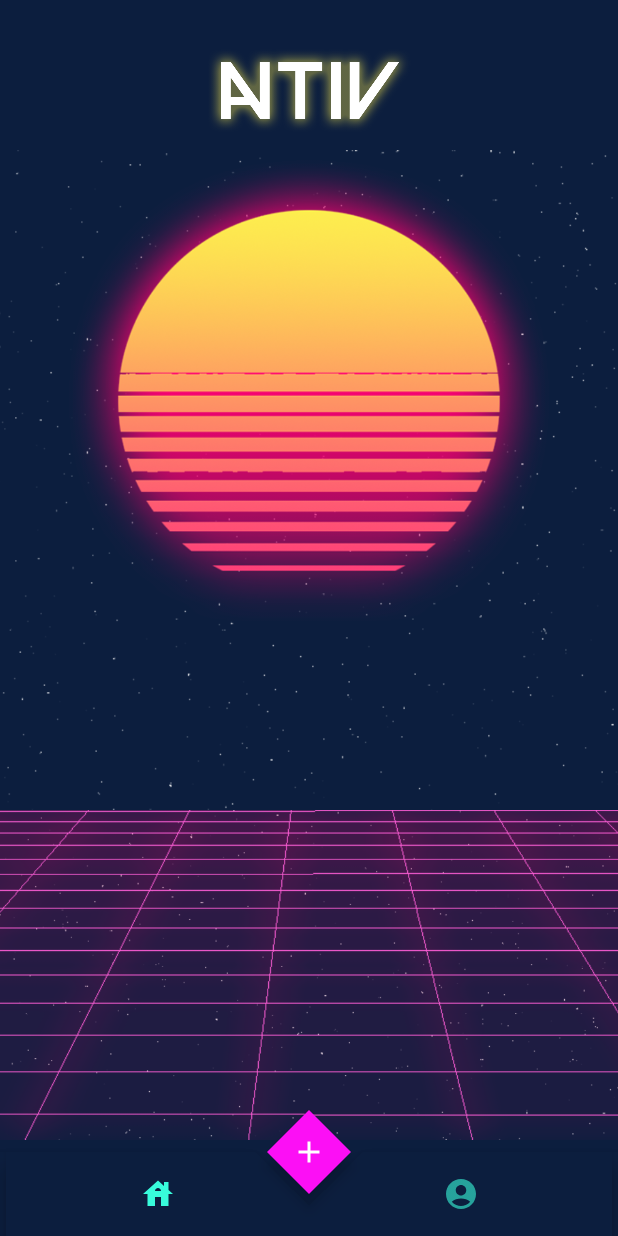
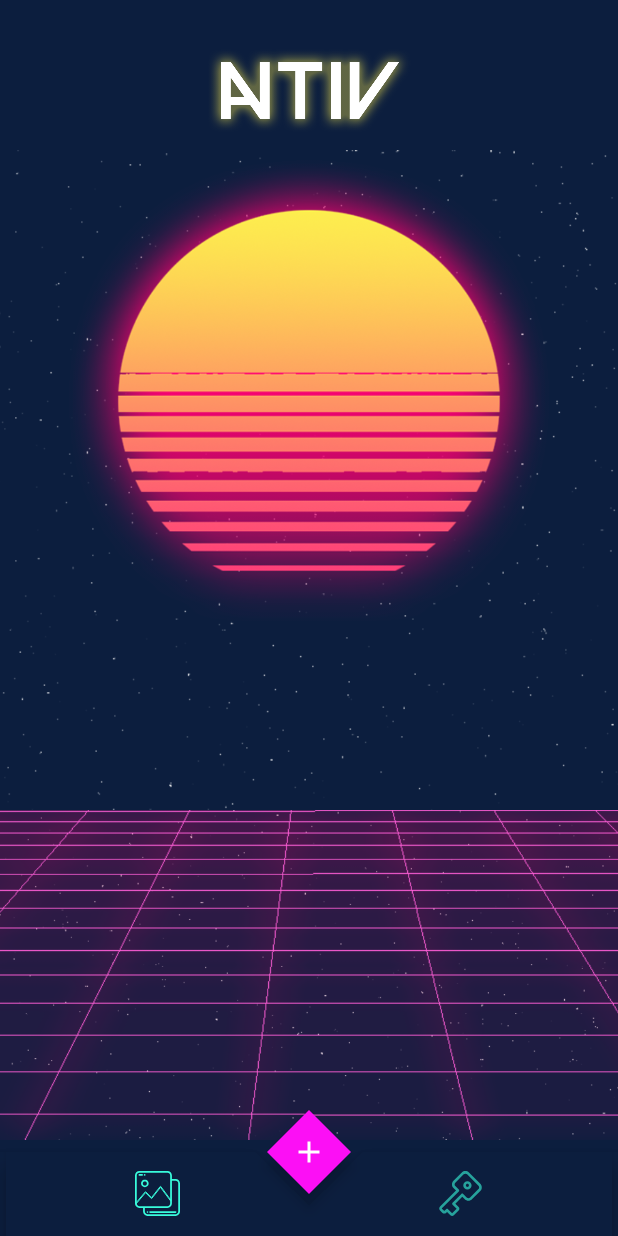
Before and after one commit to creativedrewy/NATIV, an Android app built with Jetpack Compose: the screen it shows after launch (MainActivity), on a phone screen of 412 x 824 dp. Run offline under Robolectric (Android 15) with nearby library versions, the phone set to English and light mode, and no system bars; our stand-ins replace Dagger/Hilt's generated code, Room's generated code; libraries missing offline, so code that uses them is left out: com.google.accompanist.glide, com.google.android.filament, com.solana.core, com.solana.vendor, org.bitcoinj.core; 2 statements that could not run were skipped.

Commit message:
Bring in correct icons src and drawables.

```diff
--- a/app/src/main/java/com/creativedrewy/nativ/activity/MainActivity.kt
+++ b/app/src/main/java/com/creativedrewy/nativ/activity/MainActivity.kt
@@ -202,7 +202,10 @@ fun BottomNavigationContents(
         BottomNavigationItem(
             icon = {
                 Icon(
-                    imageVector = Icons.Filled.House,
+                    modifier = Modifier.size(30.dp),
+                    painter = painterResource(
+                        id = R.drawable.ic_gallery_icon_src
+                    ),
                     contentDescription = "Gallery"
                 )
             },
@@ -220,7 +223,10 @@ fun BottomNavigationContents(
         BottomNavigationItem(
             icon = {
                 Icon(
-                    imageVector = Icons.Filled.AccountCircle,
+                    modifier = Modifier.size(30.dp),
+                    painter = painterResource(
+                        id = R.drawable.ic_keys_icon_src
+                    ),
                     contentDescription = "Addresses"
                 )
             },
--- /dev/null
+++ b/app/src/main/res/drawable/ic_gallery_icon_src.xml
@@ -0,0 +1,33 @@
+<vector xmlns:android="http://schemas.android.com/apk/res/android"
+    android:width="512dp"
+    android:height="512dp"
+    android:viewportWidth="512"
+    android:viewportHeight="512">
+  <path
+      android:fillColor="#FF000000"
+      android:pathData="M462,92h-42V50c0,-27.6 -22.4,-50 -50,-50H50C22.4,0 0,22.4 0,50v320c0,27.6 22.4,50 50,50h42v42c0,27.6 22.4,50 50,50h320c27.6,0 50,-22.4 50,-50V142C512,114.4 489.6,92 462,92zM50,400c-16.5,0 -30,-13.5 -30,-30V50c0,-16.5 13.5,-30 30,-30h320c16.5,0 30,13.5 30,30v320c0,16.5 -13.5,30 -30,30H50zM492,462c0,16.5 -13.5,30 -30,30H142c-16.5,0 -30,-13.5 -30,-30v-42h258c27.6,0 50,-22.4 50,-50V112h42c16.5,0 30,13.5 30,30V462z"/>
+  <path
+      android:fillColor="#FF000000"
+      android:pathData="M142.2,457H142c-5.5,0 -10,4.5 -10,10s4.5,10 10,10h0.3c5.5,0 10,-4.5 10,-10S147.8,457 142.2,457z"/>
+  <path
+      android:fillColor="#FF000000"
+      android:pathData="M462,457H171c-5.5,0 -10,4.5 -10,10s4.5,10 10,10h291c5.5,0 10,-4.5 10,-10S467.5,457 462,457z"/>
+  <path
+      android:fillColor="#FF000000"
+      android:pathData="M110,35h-0.3c-5.5,0 -10,4.5 -10,10s4.5,10 10,10h0.3c5.5,0 10,-4.5 10,-10S115.6,35 110,35z"/>
+  <path
+      android:fillColor="#FF000000"
+      android:pathData="M81,35H50c-5.5,0 -10,4.5 -10,10s4.5,10 10,10h31c5.5,0 10,-4.5 10,-10S86.6,35 81,35z"/>
+  <path
+      android:pathData="M11,373.1c-0.9,0 -1.8,-0.3 -2.6,-0.9c-1.7,-1.4 -1.9,-3.9 -0.5,-5.6l109,-129.1c0.7,-0.9 1.8,-1.4 2.9,-1.4c1.1,0 2.2,0.4 3,1.2l64.8,66.1l99.4,-127c0.8,-1 1.9,-1.6 3.2,-1.5c1.2,0 2.4,0.6 3.2,1.6l116.8,157.4c1.3,1.8 0.9,4.3 -0.8,5.6c-1.8,1.3 -4.3,0.9 -5.6,-0.8L290.1,185.3l-99,126.5c-0.7,0.9 -1.8,1.5 -2.9,1.5c-1.2,0.1 -2.3,-0.4 -3.1,-1.2L120.3,246L14.1,371.7C13.3,372.6 12.2,373.1 11,373.1z"
+      android:strokeWidth="11"
+      android:fillColor="#00000000"
+      android:strokeColor="#231F20"
+      android:strokeLineCap="round"/>
+  <path
+      android:pathData="M112,141.5m-33.2,0a33.2,33.2 0,1 1,66.4 0a33.2,33.2 0,1 1,-66.4 0"
+      android:strokeWidth="20"
+      android:fillColor="#00000000"
+      android:strokeColor="#231F20"
+      android:strokeLineCap="round"/>
+</vector>
--- /dev/null
+++ b/app/src/main/res/drawable/ic_keys_icon_src.xml
@@ -0,0 +1,12 @@
+<vector xmlns:android="http://schemas.android.com/apk/res/android"
+    android:width="512dp"
+    android:height="512dp"
+    android:viewportWidth="512.02"
+    android:viewportHeight="512.02">
+  <path
+      android:fillColor="#FF000000"
+      android:pathData="m368.171,197.227c18.461,-18.462 18.461,-48.501 0,-66.962 -18.462,-18.462 -48.501,-18.462 -66.963,0 -8.943,8.943 -13.869,20.834 -13.869,33.481 0,12.648 4.926,24.539 13.869,33.482 18.462,18.46 48.501,18.46 66.963,-0.001zM322.421,176.013c-3.277,-3.277 -5.082,-7.634 -5.082,-12.268s1.805,-8.991 5.082,-12.268c6.765,-6.765 17.772,-6.765 24.537,0 6.764,6.765 6.764,17.772 0,24.536 -6.765,6.765 -17.772,6.765 -24.537,0z"/>
+  <path
+      android:fillColor="#FF000000"
+      android:pathData="m180.306,503.835 l54.597,-54.597c10.913,-10.912 10.915,-28.576 0,-39.49l-37.627,-37.627 78.842,-78.841 28.982,28.982c22.451,22.453 58.795,22.456 81.249,0l95.084,-95.083c22.399,-22.399 22.4,-58.848 0,-81.25l-129.089,-129.088c-22.451,-22.453 -58.793,-22.456 -81.249,0l-95.083,95.083c-22.454,22.454 -22.456,58.794 0,81.25l28.982,28.982 -181.625,181.624c-12.776,12.778 -12.776,33.567 0.001,46.344l24.778,24.779c12.806,12.807 33.537,12.81 46.345,0l8.695,-8.695 37.628,37.627c10.911,10.912 28.577,10.914 39.49,0zM113.795,434.388c-5.854,-5.853 -15.356,-5.858 -21.213,0l-19.303,19.302c-0.67,0.67 -1.435,0.812 -1.958,0.812s-1.288,-0.141 -1.959,-0.812l-24.779,-24.779c-1.08,-1.08 -1.08,-2.838 0,-3.918l192.23,-192.23c5.858,-5.858 5.858,-15.355 0,-21.213l-39.589,-39.589c-10.729,-10.728 -10.731,-28.092 0,-38.823l95.083,-95.083c10.728,-10.728 28.093,-10.732 38.823,0l129.09,129.087c10.701,10.704 10.702,28.12 0,38.823l-95.084,95.083c-10.729,10.729 -28.092,10.73 -38.823,0l-39.589,-39.589c-5.857,-5.858 -15.355,-5.858 -21.213,0l-100.055,100.055c-5.858,5.857 -5.858,15.355 0,21.213l46.765,46.766 -51.66,51.66z"/>
+</vector>
```
Also changed, not shown: 2 other files.
